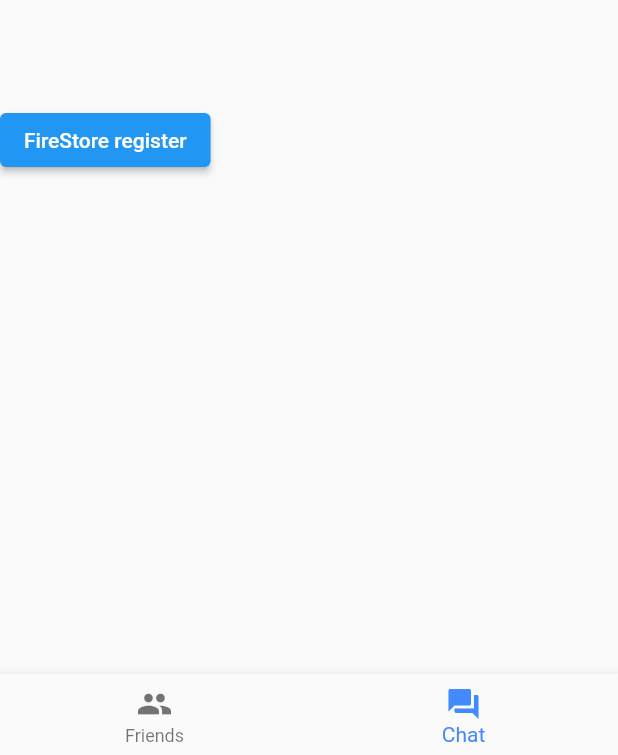
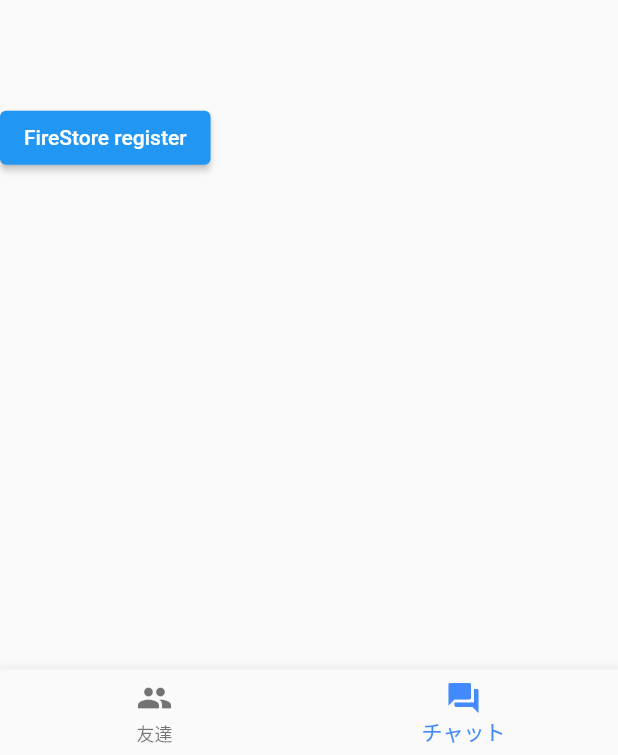
Before and after one commit to bangbang400/meets_on_flutter, a Flutter app: the screen it shows after launch, item 2 of the bottom bar chosen, on a phone screen of 412 x 824 dp. Shown: the part 478-1233 px from the top of the screen. Run offline on Flutter 3.47's test engine with Material 2 defaults, Android fonts, the phone set to English and light mode, and no system bars; our stand-ins replace cloud_firestore, firebase_core; accounts and stored records are empty; generated files the repository leaves out were written again.

Commit message:
refactor:草生やすテスト

```diff
--- a/lib/BottomTabPage.dart
+++ b/lib/BottomTabPage.dart
@@ -26,8 +26,8 @@ class _BottomTabPage extends State<BottomTabPage> {
       bottomNavigationBar: BottomNavigationBar(
         items: <BottomNavigationBarItem>[
           // textではなくて、labelにしないとダメらしい
-          BottomNavigationBarItem(icon: Icon(Icons.group),label: 'Friends',),
-          BottomNavigationBarItem(icon: Icon(Icons.question_answer), label: 'Chat')
+          BottomNavigationBarItem(icon: Icon(Icons.group),label: '友達',),
+          BottomNavigationBarItem(icon: Icon(Icons.question_answer), label: 'チャット')
         ],
         currentIndex: _currentIndex,
         fixedColor: Colors.blueAccent,
--- a/lib/FriendsTabPage.dart
+++ b/lib/FriendsTabPage.dart
@@ -28,7 +28,7 @@ class FriendsTabPage extends StatelessWidget {
               children: snapshot.data!.docs.map((DocumentSnapshot document) {
                 Map<String, dynamic> data = document.data()! as Map<String, dynamic>;
                 return ListTile(
-                  title: Text(data['user_name']),
+                  title: Text(data['user_Name']),
                   // subtitle: Text(data['user_name']),
                 );
               }).toList(),
--- a/pubspec.yaml
+++ b/pubspec.yaml
@@ -36,6 +36,7 @@ dependencies:
   cupertino_icons: ^1.0.2
   firebase_core: ^1.20.0
   cloud_firestore: ^3.4.0
+  firebase_auth: ^3.5.1
 
 dev_dependencies:
   flutter_test:
```
Also changed, not shown: lib/LoginPage.dart (added, +25 -0 lines), pubspec.lock, 1 other file.
